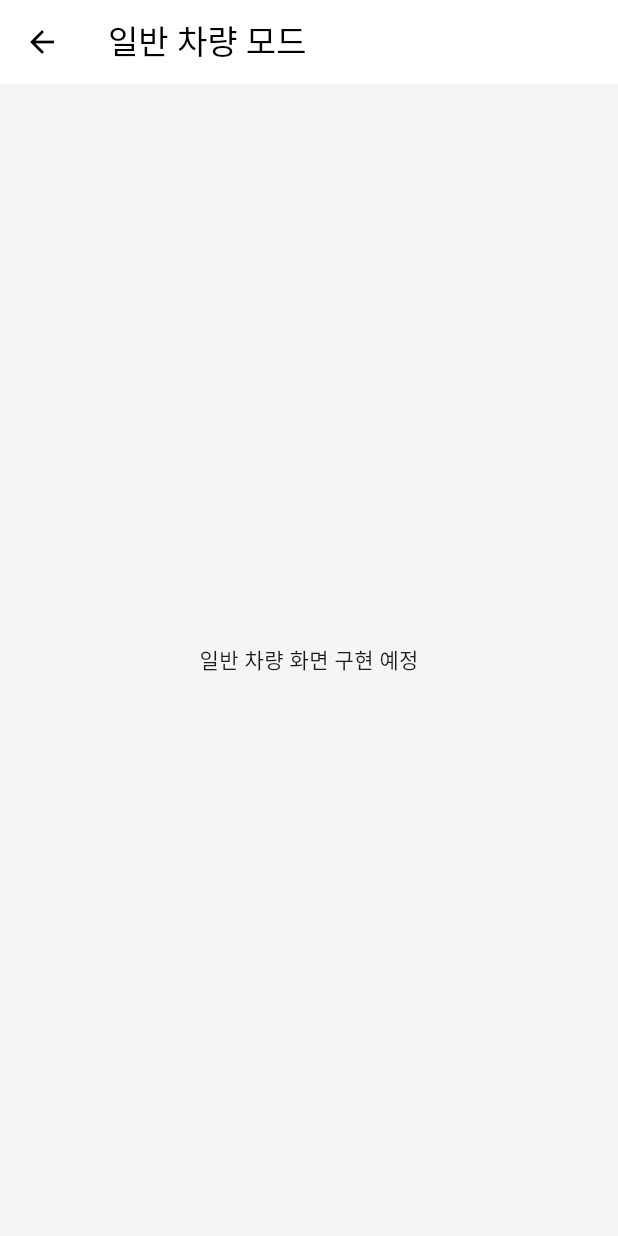
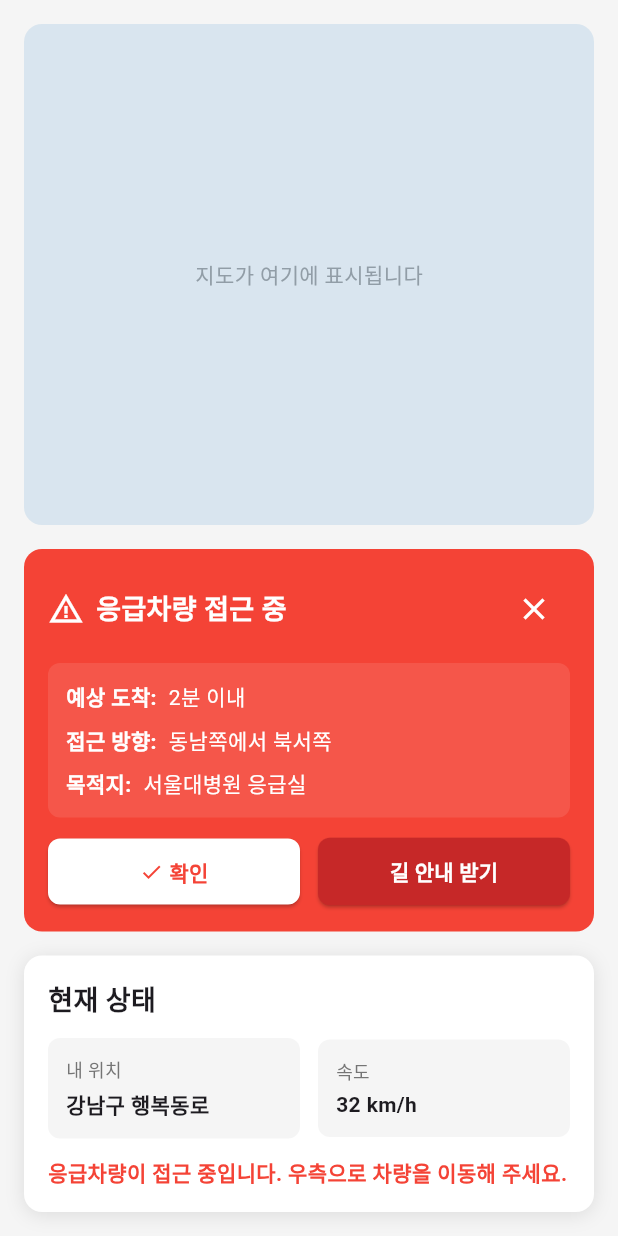
Before and after one commit to Alal11/LifeLine-app, a Flutter app: the RegularVehicleScreen widget shown alone on an empty page, opened directly, on a phone screen of 412 x 824 dp. Run offline on Flutter 3.47's test engine with Material 3 defaults, Android fonts, the phone set to English and light mode, and no system bars.

Commit message:
feat: 일반차량 모드 UI 화면 구현
- 응급차 접근 알림 메시지 및 경로 오버레이 표시
- 차량 위치 및 속도 정보 표시 UI 추가
- 알림 수신 여부에 따라 안내 메시지 동적 변경 처리

```diff
--- a/lib/main.dart
+++ b/lib/main.dart
@@ -1,5 +1,6 @@
 import 'package:flutter/material.dart';
 import 'screens/emergency_vehicle_screen.dart';
+import 'screens/regular_vehicle_screen.dart';
 
 void main() {
   runApp(const MyApp());
@@ -102,7 +103,7 @@ class _EmergencyAppHomeState extends State<EmergencyAppHome>
                 controller: _tabController,
                 children: const [
                   EmergencyVehicleScreen(),
-                  Center(child: Text('일반차량 화면이 여기에 표시됩니다')),
+                  RegularVehicleScreen(),
                 ],
               ),
             ),
--- a/lib/screens/regular_vehicle_screen.dart
+++ b/lib/screens/regular_vehicle_screen.dart
@@ -1,18 +1,190 @@
 import 'package:flutter/material.dart';
+import '../widgets/emergency_vehicle_alert.dart';
 
 class RegularVehicleScreen extends StatefulWidget {
-  const RegularVehicleScreen({super.key});
+  const RegularVehicleScreen({Key? key}) : super(key: key);
 
   @override
-  State<RegularVehicleScreen> createState() => _RegularVehicleScreenState();
+  _RegularVehicleScreenState createState() => _RegularVehicleScreenState();
 }
 
 class _RegularVehicleScreenState extends State<RegularVehicleScreen> {
+  // 상태 변수들
+  bool _showEmergencyAlert = true;
+  String _currentLocation = '강남구 행복동로';
+  String _currentSpeed = '32 km/h';
+
+  @override
+  void initState() {
+    super.initState();
+  }
+
+  // 알림 닫기
+  void _dismissAlert() {
+    setState(() {
+      _showEmergencyAlert = false;
+    });
+  }
+
   @override
   Widget build(BuildContext context) {
-    return Scaffold(
-      appBar: AppBar(title: const Text('일반 차량 모드')),
-      body: const Center(child: Text('일반 차량 화면 구현 예정')),
+    return Padding(
+      padding: const EdgeInsets.all(16.0),
+      child: Column(
+        children: [
+          // 지도 영역
+          Expanded(
+            child: ClipRRect(
+              borderRadius: BorderRadius.circular(12),
+              child: Stack(
+                children: [
+                  // 지도 배경 (실제 지도 대신 더미 배경)
+                  Container(
+                    color: Colors.grey[200],
+                    child: const Center(
+                      child: Text(
+                        '지도가 여기에 표시됩니다',
+                        style: TextStyle(color: Colors.grey),
+                      ),
+                    ),
+                  ),
+
+                  // 응급차량 경로 오버레이 (반투명 블루)
+                  if (_showEmergencyAlert)
+                    Container(color: Colors.blue.withOpacity(0.1)),
+                ],
+              ),
+            ),
+          ),
+
+          const SizedBox(height: 16),
+
+          // 응급차량 접근 알림
+          if (_showEmergencyAlert)
+            EmergencyVehicleAlert(
+              estimatedArrival: '2분 이내',
+              approachDirection: '동남쪽에서 북서쪽',
+              destination: '서울대병원 응급실',
+              onDismiss: _dismissAlert,
+            ),
+
+          const SizedBox(height: 16),
+
+          // 현재 상태 정보
+          Container(
+            width: double.infinity,
+            decoration: BoxDecoration(
+              color: Colors.white,
+              borderRadius: BorderRadius.circular(12),
+              boxShadow: [
+                BoxShadow(
+                  color: Colors.black.withOpacity(0.1),
+                  blurRadius: 10,
+                  offset: const Offset(0, 2),
+                ),
+              ],
+            ),
+            padding: const EdgeInsets.all(16),
+            child: Column(
+              crossAxisAlignment: CrossAxisAlignment.start,
+              children: [
+                const Text(
+                  '현재 상태',
+                  style: TextStyle(fontSize: 18, fontWeight: FontWeight.bold),
+                ),
+
+                const SizedBox(height: 12),
+
+                // 상태 정보 표시
+                Row(
+                  children: [
+                    // 위치 정보
+                    Expanded(
+                      child: Container(
+                        padding: const EdgeInsets.all(12),
+                        decoration: BoxDecoration(
+                          color: Colors.grey[100],
+                          borderRadius: BorderRadius.circular(8),
+                        ),
+                        child: Column(
+                          crossAxisAlignment: CrossAxisAlignment.start,
+                          children: [
+                            Text(
+                              '내 위치',
+                              style: TextStyle(
+                                fontSize: 12,
+                                color: Colors.grey[600],
+                              ),
+                            ),
+                            const SizedBox(height: 4),
+                            Text(
+                              _currentLocation,
+                              style: const TextStyle(
+                                fontSize: 14,
+                                fontWeight: FontWeight.bold,
+                              ),
+                            ),
+                          ],
+                        ),
+                      ),
+                    ),
+
+                    const SizedBox(width: 12),
+
+                    // 속도 정보
+                    Expanded(
+                      child: Container(
+                        padding: const EdgeInsets.all(12),
+                        decoration: BoxDecoration(
+                          color: Colors.grey[100],
+                          borderRadius: BorderRadius.circular(8),
+                        ),
+                        child: Column(
+                          crossAxisAlignment: CrossAxisAlignment.start,
+                          children: [
+                            Text(
+                              '속도',
+                              style: TextStyle(
+                                fontSize: 12,
+                                color: Colors.grey[600],
+                              ),
+                            ),
+                            const SizedBox(height: 4),
+                            Text(
+                              _currentSpeed,
+                              style: const TextStyle(
+                                fontSize: 14,
+                                fontWeight: FontWeight.bold,
+                              ),
+                            ),
+                          ],
+                        ),
+                      ),
+                    ),
+                  ],
+                ),
+
+                const SizedBox(height: 12),
+
+                // 상태 메시지
+                _showEmergencyAlert
+                    ? const Text(
+                      '응급차량이 접근 중입니다. 우측으로 차량을 이동해 주세요.',
+                      style: TextStyle(
+                        fontSize: 14,
+                        fontWeight: FontWeight.bold,
+                        color: Colors.red,
+                      ),
+                    )
+                    : Text(
+                      '주변에 응급상황이 없습니다.',
+                      style: TextStyle(fontSize: 14, color: Colors.grey[600]),
+                    ),
+              ],
+            ),
+          ),
+        ],
+      ),
     );
   }
 }
```
